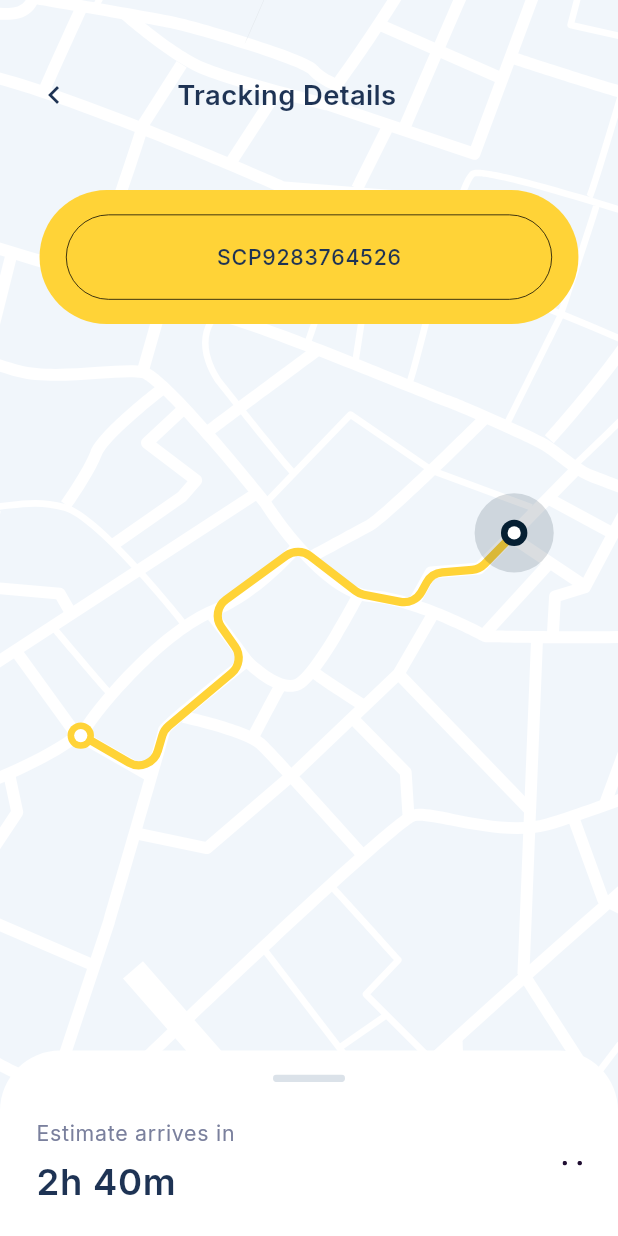
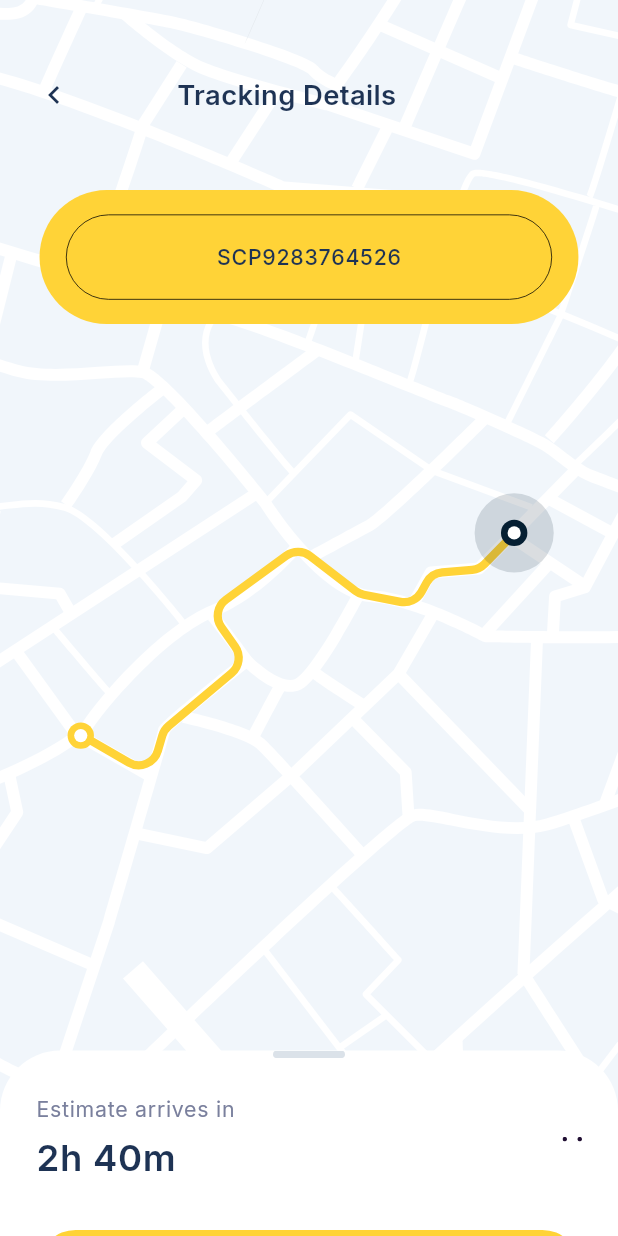
Before and after one commit to akinwolemiwa/prestmit_app, a Flutter app: the TrackingDetails screen opened by its route, on a phone screen of 412 x 824 dp. Run offline on Flutter 3.47's test engine with Material 3 defaults, Android fonts, the phone set to English and light mode, and no system bars; our stand-ins replace carousel_slider, flutter_screenutil, flutter_svg, google_fonts, persistent_bottom_nav_bar_v2.

Commit message:
changed padding for sheet

```diff
--- a/lib/views/home/tracking_details.dart
+++ b/lib/views/home/tracking_details.dart
@@ -126,7 +126,7 @@ class TrackingDetails extends StatelessWidget {
                   crossAxisAlignment: CrossAxisAlignment.center,
                   children: [
                     Padding(
-                      padding: const EdgeInsets.only(top: 16, bottom: 24),
+                      padding: const EdgeInsets.only(top: 0, bottom: 24),
                       child: SvgPicture.asset('assets/svg/line.svg'),
                     ),
                     Row(
```
